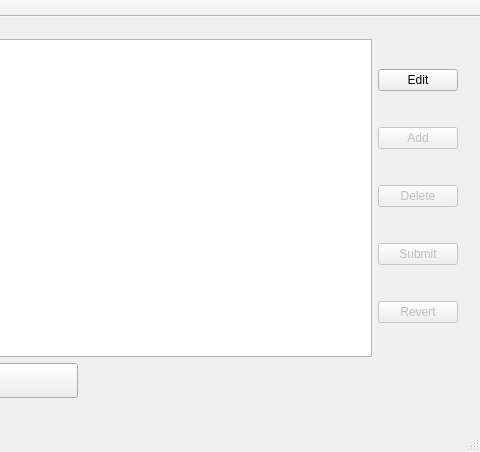
Old version of the form mainwindow.ui in the repository ychen745/DBConnection; both pictures show x 584 to 1064 and y 0 to 452 of the 1064 by 452 pixel window.
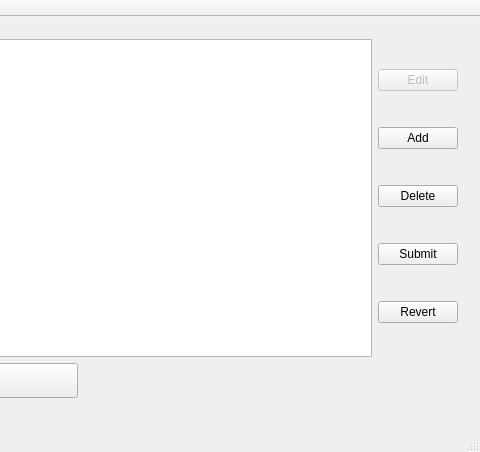
New version of the form.

The edit to the form file:
```diff
--- a/mainwindow.ui
+++ b/mainwindow.ui
@@ -277,6 +277,9 @@
             </property>
             <item>
              <widget class="QPushButton" name="editButton">
+              <property name="enabled">
+               <bool>false</bool>
+              </property>
               <property name="text">
                <string>Edit</string>
               </property>
@@ -285,7 +288,7 @@
             <item>
              <widget class="QPushButton" name="addButton">
               <property name="enabled">
-               <bool>false</bool>
+               <bool>true</bool>
               </property>
               <property name="styleSheet">
                <string notr="true"/>
@@ -298,7 +301,7 @@
             <item>
              <widget class="QPushButton" name="deleteButton">
               <property name="enabled">
-               <bool>false</bool>
+               <bool>true</bool>
               </property>
               <property name="styleSheet">
                <string notr="true"/>
@@ -311,7 +314,7 @@
             <item>
              <widget class="QPushButton" name="submitButton">
               <property name="enabled">
-               <bool>false</bool>
+               <bool>true</bool>
               </property>
               <property name="styleSheet">
                <string notr="true"/>
@@ -324,7 +327,7 @@
             <item>
              <widget class="QPushButton" name="revertButton">
               <property name="enabled">
-               <bool>false</bool>
+               <bool>true</bool>
               </property>
               <property name="text">
                <string>Revert</string>
```
